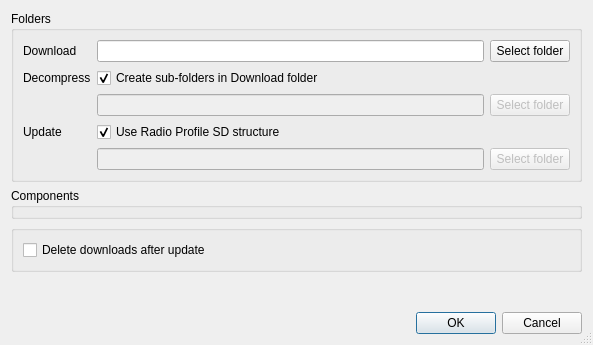
Above: companion/src/updates/updatesdialog.ui from samyalik/edgetx before the change. Below: the same form after it.
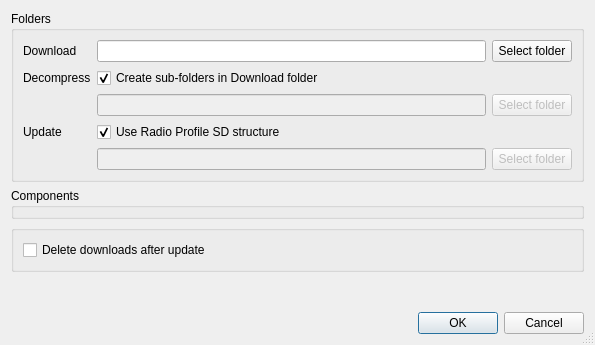
That is the form after the change.

Commit message: Tweak dialog sizing

Patch:
```diff
--- a/companion/src/updates/updatesdialog.ui
+++ b/companion/src/updates/updatesdialog.ui
@@ -9,10 +9,16 @@
    <rect>
     <x>0</x>
     <y>0</y>
-    <width>593</width>
+    <width>595</width>
     <height>345</height>
    </rect>
   </property>
+  <property name="minimumSize">
+   <size>
+    <width>595</width>
+    <height>0</height>
+   </size>
+  </property>
   <property name="windowTitle">
    <string>Process Updates</string>
   </property>
```
The commit also changes 2 other files.
